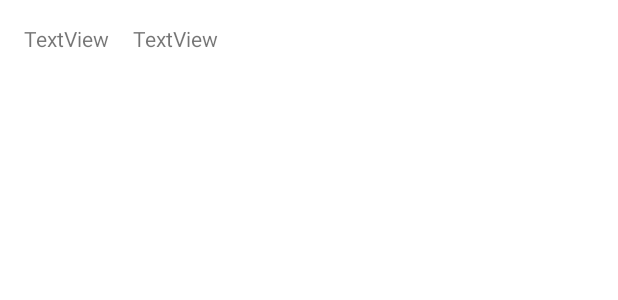
After one commit to blondeni1981/highsteppers, an Android app: the layout activity_walk_view.xml on its own in the app's theme, with its tools: preview values and no code run, on a phone screen of 412 x 824 dp. The commit adds this screen. Shown: the top 300 px of the screen. Run offline under Robolectric (Android 15) with nearby library versions, the light colour scheme and no system bars.

Commit message:
Fixed bugs on RecyclerViewer, added view walks page

```diff
--- a/app/src/main/res/layout/activity_main.xml
+++ b/app/src/main/res/layout/activity_main.xml
@@ -31,7 +31,8 @@
         android:id="@+id/buttonDatePicker"
         android:layout_width="match_parent"
         android:layout_height="wrap_content"
-        android:text="Button" />
+
+        android:text="Add Walk" />
 
     <TextView
         android:id="@+id/displayGet"
--- /dev/null
+++ b/app/src/main/res/layout/activity_walk_view.xml
@@ -0,0 +1,28 @@
+<?xml version="1.0" encoding="utf-8"?>
+<androidx.constraintlayout.widget.ConstraintLayout xmlns:android="http://schemas.android.com/apk/res/android"
+    xmlns:app="http://schemas.android.com/apk/res-auto"
+    xmlns:tools="http://schemas.android.com/tools"
+    android:layout_width="match_parent"
+    android:layout_height="match_parent"
+    tools:context=".activities.WalkViewActivity">
+
+    <TextView
+        android:id="@+id/tv_display_name"
+        android:layout_width="wrap_content"
+        android:layout_height="wrap_content"
+        android:layout_marginStart="16dp"
+        android:layout_marginTop="16dp"
+        android:text="TextView"
+        app:layout_constraintStart_toStartOf="parent"
+        app:layout_constraintTop_toTopOf="parent" />
+
+    <TextView
+        android:id="@+id/tv_display_location"
+        android:layout_width="wrap_content"
+        android:layout_height="wrap_content"
+        android:layout_marginStart="16dp"
+        android:layout_marginTop="16dp"
+        android:text="TextView"
+        app:layout_constraintStart_toEndOf="@+id/tv_display_name"
+        app:layout_constraintTop_toTopOf="parent" />
+</androidx.constraintlayout.widget.ConstraintLayout>
--- a/app/src/main/res/layout/walk_row.xml
+++ b/app/src/main/res/layout/walk_row.xml
@@ -11,6 +11,9 @@
     android:layout_width="match_parent"
     android:layout_height="match_parent"
     android:padding="8dp">
+
+
+
 
     <TextView
         android:id="@+id/rowDistance"
```
Also changed, not shown: app/src/main/AndroidManifest.xml (+4 -5 lines), app/src/main/java/com/hfad/firebaselogin/activities/MainActivity.kt (+17 -6 lines), app/src/main/java/com/hfad/firebaselogin/activities/WalkViewActivity.kt (added, +31 -0 lines), app/src/main/java/com/hfad/firebaselogin/models/Walk.kt (+29 -29 lines), app/src/main/res/drawable/ic_arrow_right.xml (added, +11 -0 lines), app/src/main/res/layout/activity_display_walks.xml (+46 -5 lines).
